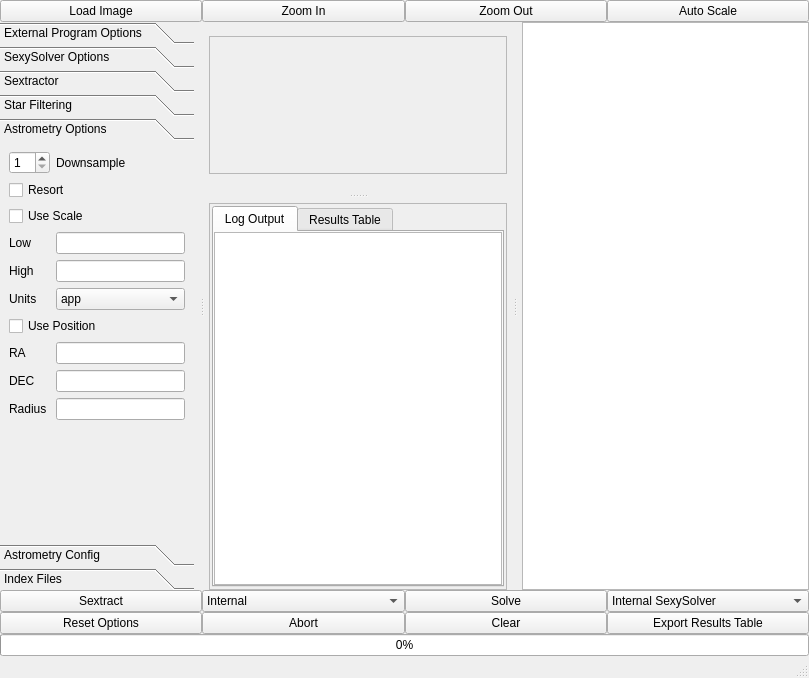
Above: mainwindow.ui from rlancaste/stellarsolver before the change. Below: the same form after it.
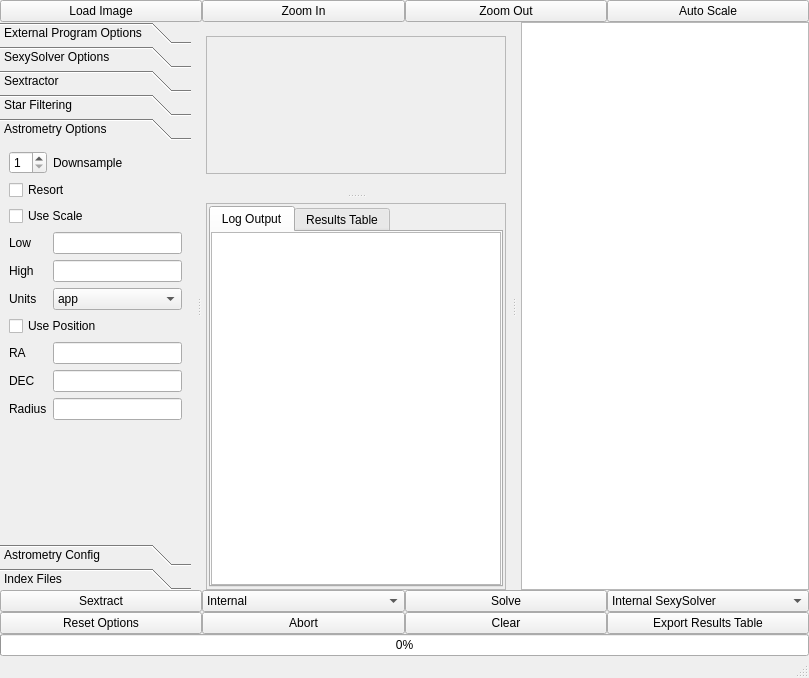
That is the form after the change. The open tabs and pages were chosen to show the change. Custom widgets are drawn as their Qt base class.

Patch:
```diff
--- a/mainwindow.ui
+++ b/mainwindow.ui
@@ -830,7 +830,7 @@
           <x>0</x>
           <y>0</y>
           <width>225</width>
-          <height>347</height>
+          <height>333</height>
          </rect>
         </property>
         <attribute name="label">
@@ -959,7 +959,7 @@
             <number>1</number>
            </property>
            <property name="maximum">
-            <number>10</number>
+            <number>5</number>
            </property>
           </widget>
          </item>
```
Left out of the diff: 10 changed lines with no effect on the pictures.
